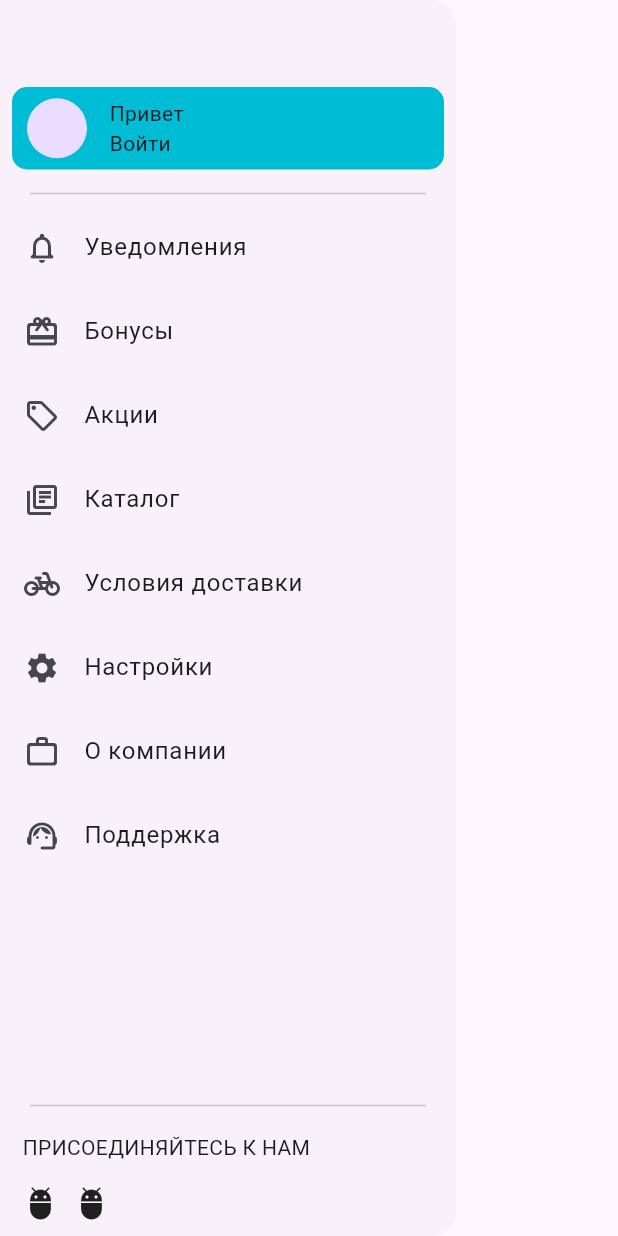
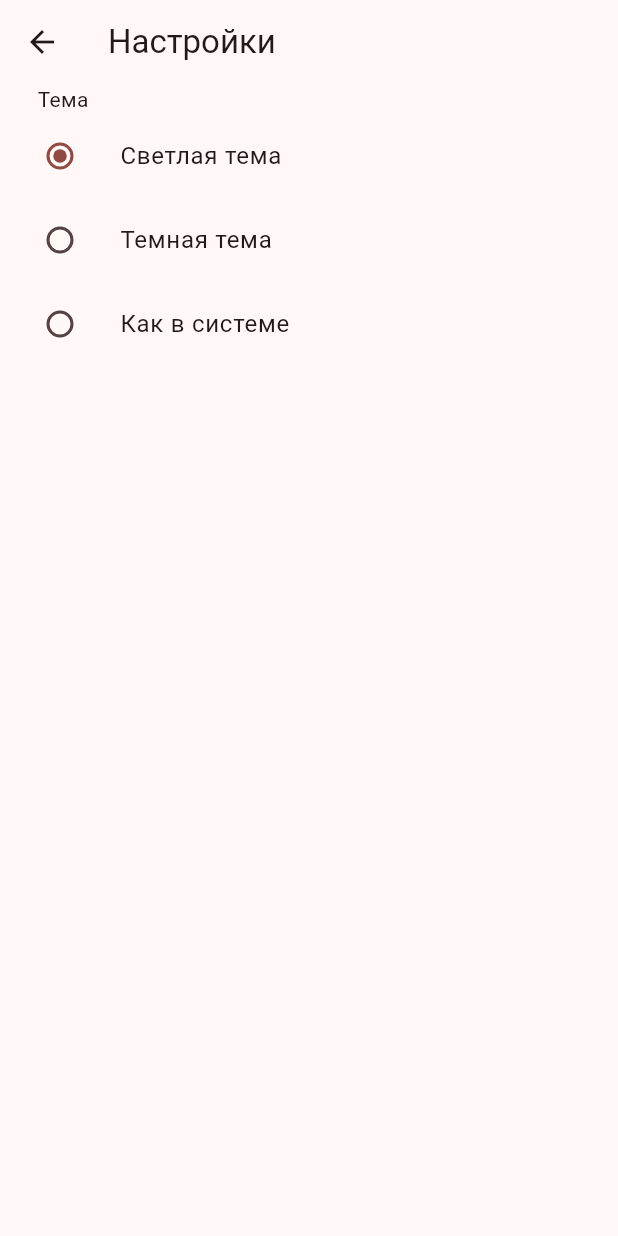
Before and after one commit to ComputerHakka/Food_Delivery, a Flutter app: the DrawerMenuWidget widget shown alone on an empty page, opened directly, after a tap on "Настройки", on a phone screen of 412 x 824 dp. Run offline on Flutter 3.47's test engine with Material 3 defaults, Android fonts, the phone set to English and light mode, and no system bars; our stand-ins replace flutter_svg, go_router.

Commit message:
settings screen and something changes

```diff
--- a/lib/config/routes/routes.dart
+++ b/lib/config/routes/routes.dart
@@ -3,6 +3,7 @@ import 'package:food_delivery_app/features/food_delivery/presentation/screens/bo
 import 'package:food_delivery_app/features/food_delivery/presentation/screens/cart/cart_screen.dart';
 import 'package:food_delivery_app/features/food_delivery/presentation/screens/main/main_screen.dart';
 import 'package:food_delivery_app/features/food_delivery/presentation/screens/notifications/notifications_screen.dart';
+import 'package:food_delivery_app/features/food_delivery/presentation/screens/settings/settings_screen.dart';
 import 'package:go_router/go_router.dart';
 
 class AppRoutes {
@@ -28,6 +29,11 @@ class AppRoutes {
             path: 'cart',
             name: RouteNames.cartScreen,
             builder: (context, state) => const CartScreen(),
+          ),
+          GoRoute(
+            path: 'settings',
+            name: RouteNames.settingsScreen,
+            builder: (context, state) => const SettingsScreen(),
           ),
         ],
       ),
--- a/lib/core/constants/constants.dart
+++ b/lib/core/constants/constants.dart
@@ -13,4 +13,5 @@ class RouteNames {
   static const notifiactionsScreen = 'notifications_screen';
   static const bonusesScreen = 'bonuses_screen';
   static const cartScreen = 'cart_screen';
+  static const settingsScreen = 'settings_screen';
 }
--- a/lib/features/food_delivery/presentation/screens/cart/cart_screen.dart
+++ b/lib/features/food_delivery/presentation/screens/cart/cart_screen.dart
@@ -1,4 +1,5 @@
 import 'package:flutter/material.dart';
+import 'package:flutter_svg/flutter_svg.dart';
 
 class CartScreen extends StatelessWidget {
   const CartScreen({super.key});
@@ -13,6 +14,11 @@ class CartScreen extends StatelessWidget {
         child: Column(
           mainAxisAlignment: MainAxisAlignment.center,
           children: [
+            SvgPicture.asset(
+              'lib/core/assets/images/empty_cart_image.svg',
+              width: MediaQuery.of(context).size.width / 1.3,
+            ),
+            const SizedBox(height: 20),
             const Text('Корзина пуста :('),
             const Text('Добавьте что-нибудь из меню'),
             const SizedBox(height: 20),
--- a/lib/features/food_delivery/presentation/screens/main/main_screen.dart
+++ b/lib/features/food_delivery/presentation/screens/main/main_screen.dart
@@ -1,5 +1,8 @@
 import 'package:flutter/material.dart';
+import 'package:flutter_svg/flutter_svg.dart';
+import 'package:food_delivery_app/config/theme/app_themes.dart';
 import 'package:food_delivery_app/core/constants/constants.dart';
+import 'package:food_delivery_app/features/food_delivery/domain/entities/category.dart';
 import 'package:go_router/go_router.dart';
 import 'package:url_launcher/url_launcher.dart';
 
@@ -58,7 +61,7 @@ class MainScreen extends StatelessWidget {
                 crossAxisAlignment: CrossAxisAlignment.start,
                 children: [
                   const Text('Меню'),
-                  GridView(
+                  GridView.builder(
                     padding: const EdgeInsets.symmetric(vertical: 10),
                     shrinkWrap: true,
                     physics: const NeverScrollableScrollPhysics(),
@@ -67,18 +70,12 @@ class MainScreen extends StatelessWidget {
                       crossAxisCount: 3,
                       childAspectRatio: 0.9,
                     ),
-                    children: const [
-                      MenuCategoryWidget(),
-                      MenuCategoryWidget(),
-                      MenuCategoryWidget(),
-                      MenuCategoryWidget(),
-                      MenuCategoryWidget(),
-                      MenuCategoryWidget(),
-                      MenuCategoryWidget(),
-                      MenuCategoryWidget(),
-                      MenuCategoryWidget(),
-                      MenuCategoryWidget(),
-                    ],
+                    itemCount: CategoryEntity.categoriesList.length,
+                    itemBuilder: (BuildContext context, int index) {
+                      return MenuCategoryWidget(
+                        category: CategoryEntity.categoriesList[index],
+                      );
+                    },
                   ),
                 ],
               ),
@@ -176,7 +173,9 @@ class DrawerMenuWidget extends StatelessWidget {
                 ListTile(
                   title: const Text('Настройки'),
                   leading: const Icon(Icons.settings),
-                  onTap: () {},
+                  onTap: () {
+                    GoRouter.of(context).goNamed(RouteNames.settingsScreen);
+                  },
                 ),
                 ListTile(
                   title: const Text('О компании'),
@@ -199,19 +198,25 @@ class DrawerMenuWidget extends StatelessWidget {
             padding: EdgeInsets.symmetric(horizontal: 20),
             child: Divider(),
           ),
-          const Padding(
-            padding: EdgeInsets.symmetric(horizontal: 15, vertical: 10),
+          Padding(
+            padding: const EdgeInsets.symmetric(horizontal: 15, vertical: 10),
             child: Column(
               mainAxisAlignment: MainAxisAlignment.spaceEvenly,
               crossAxisAlignment: CrossAxisAlignment.start,
               children: [
-                Text('ПРИСОЕДИНЯЙТЕСЬ К НАМ'),
-                SizedBox(height: 15),
+                const Text('ПРИСОЕДИНЯЙТЕСЬ К НАМ'),
+                const SizedBox(height: 15),
                 Row(
                   children: [
-                    Icon(Icons.adb_rounded),
-                    SizedBox(width: 10),
-                    Icon(Icons.adb_rounded),
+                    SvgPicture.asset(
+                      'lib/core/assets/images/vk_logo.svg',
+                      width: 30,
+                    ),
+                    const SizedBox(width: 10),
+                    SvgPicture.asset(
+                      'lib/core/assets/images/telegram_logo.svg',
+                      width: 30,
+                    ),
                   ],
                 )
               ],
@@ -240,7 +245,9 @@ class AdBannerWidget extends StatelessWidget {
 }
 
 class MenuCategoryWidget extends StatelessWidget {
-  const MenuCategoryWidget({super.key});
+  const MenuCategoryWidget({super.key, required this.category});
+
+  final CategoryEntity category;
 
   @override
   Widget build(BuildContext context) {
@@ -248,20 +255,25 @@ class MenuCategoryWidget extends StatelessWidget {
       padding: const EdgeInsets.all(4.0),
       child: Ink(
         decoration: BoxDecoration(
-          color: Colors.red,
+          color: containersColor,
           borderRadius: BorderRadius.circular(10),
         ),
         child: InkWell(
           borderRadius: BorderRadius.circular(10),
           onTap: () {},
-          child: const Column(
+          child: Column(
             mainAxisAlignment: MainAxisAlignment.spaceAround,
+            crossAxisAlignment: CrossAxisAlignment.center,
             children: [
-              Icon(
+              const Icon(
                 Icons.fastfood_rounded,
                 size: 70,
+                color: Colors.red,
               ),
-              Text('Сеты'),
+              Text(
+                category.name,
+                textAlign: TextAlign.center,
+              ),
             ],
           ),
         ),
--- /dev/null
+++ b/lib/features/food_delivery/presentation/screens/settings/settings_screen.dart
@@ -0,0 +1,67 @@
+import 'package:flutter/material.dart';
+
+class SettingsScreen extends StatefulWidget {
+  const SettingsScreen({super.key});
+
+  @override
+  State<SettingsScreen> createState() => _SettingsScreenState();
+}
+
+List<String> options = ['light', 'dark', 'system'];
+
+class _SettingsScreenState extends State<SettingsScreen> {
+  String currentOption = options[0];
+  @override
+  Widget build(BuildContext context) {
+    return Scaffold(
+      appBar: AppBar(
+        title: const Text('Настройки'),
+      ),
+      body: Column(
+        crossAxisAlignment: CrossAxisAlignment.start,
+        children: [
+          const Padding(
+            padding: EdgeInsets.symmetric(horizontal: 25),
+            child: Text('Тема'),
+          ),
+          ListTile(
+            title: const Text('Светлая тема'),
+            leading: Radio(
+              value: options[0],
+              groupValue: currentOption,
+              onChanged: (value) {
+                setState(() {
+                  currentOption = value.toString();
+                });
+              },
+            ),
+          ),
+          ListTile(
+            title: const Text('Темная тема'),
+            leading: Radio(
+              value: options[1],
+              groupValue: currentOption,
+              onChanged: (value) {
+                setState(() {
+                  currentOption = value.toString();
+                });
+              },
+            ),
+          ),
+          ListTile(
+            title: const Text('Как в системе'),
+            leading: Radio(
+              value: options[2],
+              groupValue: currentOption,
+              onChanged: (value) {
+                setState(() {
+                  currentOption = value.toString();
+                });
+              },
+            ),
+          ),
+        ],
+      ),
+    );
+  }
+}
--- a/lib/main.dart
+++ b/lib/main.dart
@@ -1,6 +1,5 @@
 import 'package:flutter/material.dart';
 import 'package:food_delivery_app/config/routes/routes.dart';
-import 'package:food_delivery_app/features/food_delivery/presentation/screens/main/main_screen.dart';
 
 void main() {
   runApp(const MyApp());
@@ -15,7 +14,7 @@ class MyApp extends StatelessWidget {
       title: 'Food Delivery',
       debugShowCheckedModeBanner: false,
       theme: ThemeData(
-        colorScheme: ColorScheme.fromSeed(seedColor: Colors.deepPurple),
+        colorScheme: ColorScheme.fromSeed(seedColor: Colors.red),
         useMaterial3: true,
       ),
       routerConfig: AppRoutes.router,
--- a/pubspec.yaml
+++ b/pubspec.yaml
@@ -70,9 +70,8 @@ flutter:
   uses-material-design: true
 
   # To add assets to your application, add an assets section, like this:
-  # assets:
-  #   - images/a_dot_burr.jpeg
-  #   - images/a_dot_ham.jpeg
+  assets:
+    - lib/core/assets/images/
 
   # An image asset can refer to one or more resolution-specific "variants", see
   # https://flutter.dev/assets-and-images/#resolution-aware
```
Also changed, not shown: lib/config/theme/app_themes.dart (added, +10 -0 lines), lib/features/food_delivery/domain/entities/category.dart (added, +19 -0 lines), lib/core/assets/images/telegram_logo.svg (added), lib/core/assets/images/telegram_logo_main.svg (added), lib/core/assets/images/vk_logo.svg (added).
